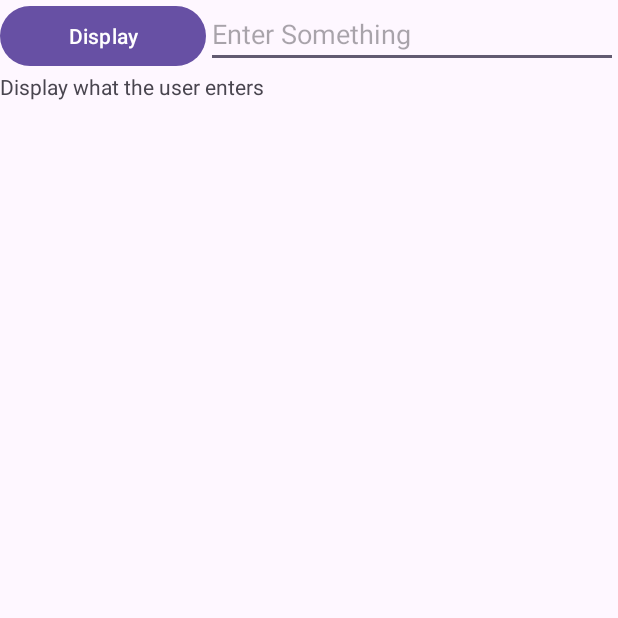
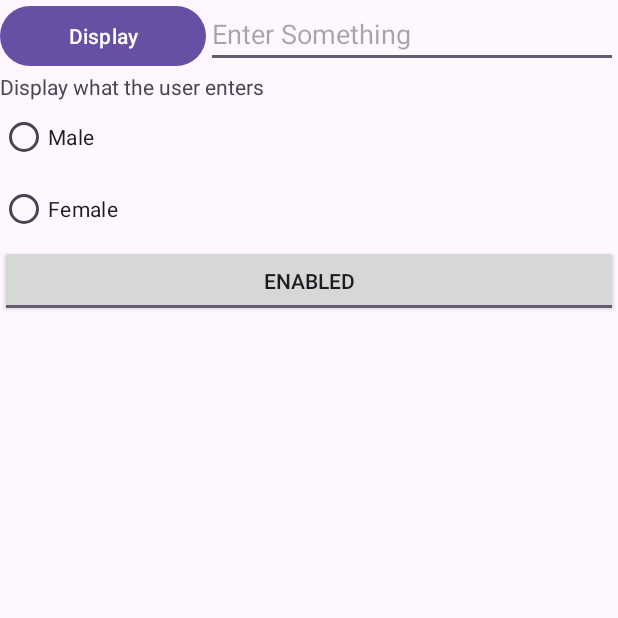
Before and after one commit to RyanLau0w0/Week03, an Android app: the screen it shows after launch (MainActivity), on a phone screen of 412 x 824 dp, the top half of it. Run offline under Robolectric (Android 15) with nearby library versions, the phone set to English and light mode, and no system bars.

Commit message:
Completed till Section D and part of Section E

```diff
--- a/app/src/main/java/sg/edu/rp/c346/id22023219/week03/MainActivity.java
+++ b/app/src/main/java/sg/edu/rp/c346/id22023219/week03/MainActivity.java
@@ -7,6 +7,7 @@ import android.view.View;
 import android.widget.Button;
 import android.widget.EditText;
 import android.widget.TextView;
+import android.widget.ToggleButton;
 
 public class MainActivity extends AppCompatActivity {
 
@@ -14,6 +15,7 @@ public class MainActivity extends AppCompatActivity {
     TextView tvDisplay;
     Button btnDisplay;
     EditText etInput;
+    ToggleButton tbtn;
 
 
     @Override
@@ -24,6 +26,7 @@ public class MainActivity extends AppCompatActivity {
         tvDisplay = findViewById(R.id.textViewDisplay);
         btnDisplay = findViewById(R.id.buttonDisplay);
         etInput = findViewById(R.id.editTextInput);
+        tbtn = findViewById(R.id.toggleButtonEnabled);
 
         btnDisplay.setOnClickListener(new View.OnClickListener() {
             @Override
@@ -31,9 +34,26 @@ public class MainActivity extends AppCompatActivity {
                 // Code for the action
                 String stringResponse = etInput.getText().toString();
                 tvDisplay.setText(stringResponse);
-
             }
         });
 
+        tbtn.setOnClickListener(new View.OnClickListener() {
+            @Override
+            public void onClick(View view) {
+                //-	disable the EditText, editTextInput when the toggle button is unchecked
+                //-	enable it when it is checked
+                // Add your code for the action
+                if (tbtn.isChecked()) {
+                    etInput.setEnabled(true);
+                    btnDisplay.setEnabled(true);
+                }
+                else{
+                    etInput.setEnabled(false);
+                    btnDisplay.setEnabled(false);
+                }
+            }
+        });
+
+
     }
 }
--- a/app/src/main/res/layout/activity_main.xml
+++ b/app/src/main/res/layout/activity_main.xml
@@ -33,4 +33,30 @@
         android:layout_height="wrap_content"
         android:text="@string/DisplayUser" />
 
+    <RadioGroup
+        android:id="@+id/radioGroupGender"
+        android:layout_width="match_parent"
+        android:layout_height="wrap_content">
+
+        <RadioButton
+            android:id="@+id/radioButtonGenderMale"
+            android:layout_width="match_parent"
+            android:layout_height="wrap_content"
+            android:text="Male" />
+
+        <RadioButton
+            android:id="@+id/radioButtonGenderFemale"
+            android:layout_width="match_parent"
+            android:layout_height="wrap_content"
+            android:text="Female" />
+    </RadioGroup>
+
+    <ToggleButton
+        android:id="@+id/toggleButtonEnabled"
+        android:layout_width="match_parent"
+        android:layout_height="wrap_content"
+        android:checked="true"
+        android:textOff="@string/disabled"
+        android:textOn="@string/enabled" />
+
 </LinearLayout>
--- a/app/src/main/res/values/strings.xml
+++ b/app/src/main/res/values/strings.xml
@@ -3,4 +3,6 @@
     <string name="Display">Display</string>
     <string name="Enter">Enter Something</string>
     <string name="DisplayUser">Display what the user enters</string>
+    <string name="disabled">Disabled</string>
+    <string name="enabled">Enabled</string>
 </resources>
```
